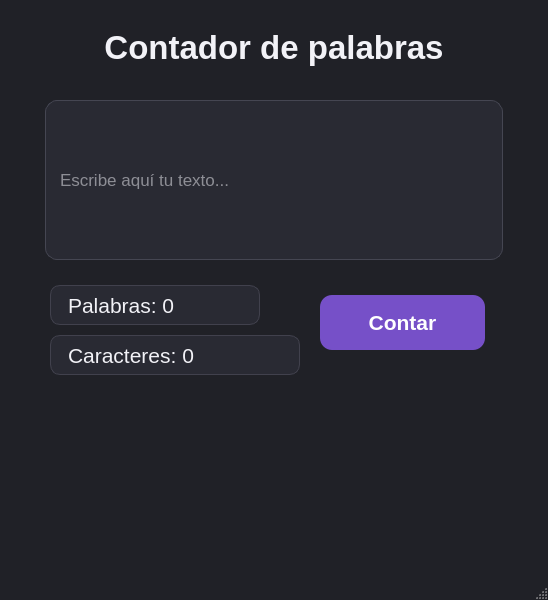
Old version of the form contadorPalabras.ui in the repository 253111996-ai/ContadorPalabrasROMR.
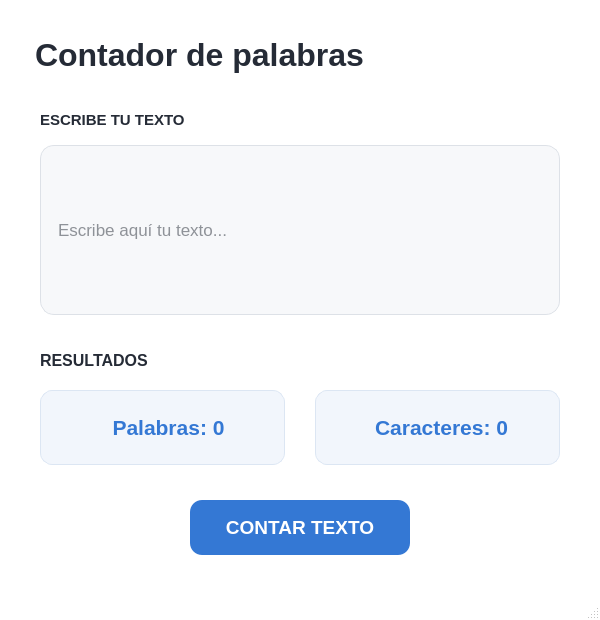
New version of the form.

Commit message: se añadieron las funcionalidades de contabilizacion

Diff of the .ui file:
```diff
--- a/contadorPalabras.ui
+++ b/contadorPalabras.ui
@@ -6,37 +6,64 @@
    <rect>
     <x>0</x>
     <y>0</y>
-    <width>548</width>
-    <height>600</height>
+    <width>600</width>
+    <height>620</height>
    </rect>
   </property>
   <property name="windowTitle">
    <string>Contador de palabras</string>
   </property>
   <property name="styleSheet">
-   <string notr="true">QMainWindow { background-color: #202127; }
-QWidget#centralwidget { background-color: #202127; }
-QLabel { color: #F2F2F7; background: transparent; }
-QLineEdit { background-color: #292A33; border: 1px solid #454652; border-radius: 12px; padding: 12px; color: #F2F2F7; selection-background-color: #8056D8; }
-QLineEdit:focus { border: 2px solid #8056D8; }
-QPushButton { background-color: #7650C8; color: #FFFFFF; border: 0px; border-radius: 12px; padding: 10px 18px; font-weight: bold; }
-QPushButton:hover { background-color: #865FE0; }
-QPushButton:pressed { background-color: #6240AA; }</string>
+   <string notr="true">
+QMainWindow, QWidget#centralwidget {
+    background-color: #FFFFFF;
+}
+QLabel {
+    color: #252B36;
+    background: transparent;
+}
+QLineEdit {
+    background-color: #F7F8FA;
+    border: 1px solid #DDE1E7;
+    border-radius: 14px;
+    padding: 15px;
+    color: #252B36;
+    selection-background-color: #3478D4;
+}
+QLineEdit:focus {
+    border: 2px solid #3478D4;
+    background-color: #FFFFFF;
+}
+QPushButton {
+    background-color: #3478D4;
+    color: white;
+    border: none;
+    border-radius: 12px;
+    padding: 12px;
+    font-weight: bold;
+}
+QPushButton:hover {
+    background-color: #2865B8;
+}
+QPushButton:pressed {
+    background-color: #1F5299;
+}
+   </string>
   </property>
   <widget class="QWidget" name="centralwidget">
    <widget class="QLabel" name="label">
     <property name="geometry">
      <rect>
-      <x>20</x>
-      <y>20</y>
-      <width>508</width>
-      <height>55</height>
+      <x>35</x>
+      <y>30</y>
+      <width>530</width>
+      <height>50</height>
      </rect>
     </property>
     <property name="font">
      <font>
       <family>Segoe UI</family>
-      <pointsize>25</pointsize>
+      <pointsize>24</pointsize>
       <weight>75</weight>
       <bold>true</bold>
      </font>
@@ -45,16 +72,38 @@
      <string>Contador de palabras</string>
     </property>
     <property name="alignment">
-     <set>Qt::AlignCenter</set>
+     <set>Qt::AlignLeft|Qt::AlignVCenter</set>
     </property>
    </widget>
+
+   <widget class="QLabel" name="labelTexto">
+    <property name="geometry">
+     <rect>
+      <x>40</x>
+      <y>105</y>
+      <width>500</width>
+      <height>30</height>
+     </rect>
+    </property>
+    <property name="font">
+     <font>
+      <family>Segoe UI</family>
+      <pointsize>11</pointsize>
+      <bold>true</bold>
+     </font>
+    </property>
+    <property name="text">
+     <string>ESCRIBE TU TEXTO</string>
+    </property>
+   </widget>
+
    <widget class="QLineEdit" name="edtCaracteres">
     <property name="geometry">
      <rect>
-      <x>45</x>
-      <y>100</y>
-      <width>458</width>
-      <height>160</height>
+      <x>40</x>
+      <y>145</y>
+      <width>520</width>
+      <height>170</height>
      </rect>
     </property>
     <property name="font">
@@ -67,79 +116,117 @@
      <string>Escribe aquí tu texto...</string>
     </property>
    </widget>
+
+   <widget class="QLabel" name="labelResultados">
+    <property name="geometry">
+     <rect>
+      <x>40</x>
+      <y>345</y>
+      <width>520</width>
+      <height>30</height>
+     </rect>
+    </property>
+    <property name="font">
+     <font>
+      <family>Segoe UI</family>
+      <pointsize>12</pointsize>
+      <bold>true</bold>
+     </font>
+    </property>
+    <property name="text">
+     <string>RESULTADOS</string>
+    </property>
+   </widget>
+
    <widget class="QLabel" name="tvPalabras">
     <property name="geometry">
      <rect>
-      <x>50</x>
-      <y>285</y>
-      <width>210</width>
-      <height>40</height>
+      <x>40</x>
+      <y>390</y>
+      <width>245</width>
+      <height>75</height>
      </rect>
     </property>
     <property name="font">
      <font>
       <family>Segoe UI</family>
       <pointsize>16</pointsize>
-      <weight>60</weight>
+      <weight>75</weight>
       <bold>true</bold>
      </font>
     </property>
     <property name="styleSheet">
-     <string notr="true">QLabel { background-color: #292A33; border: 1px solid #41414D; border-radius: 10px; padding-left: 12px; color: #F2F2F7; }</string>
+     <string notr="true">
+QLabel {
+    background-color: #F2F6FC;
+    border: 1px solid #DCE6F3;
+    border-radius: 12px;
+    padding-left: 12px;
+    color: #3478D4;
+}
+     </string>
     </property>
     <property name="text">
      <string>Palabras: 0</string>
     </property>
     <property name="alignment">
-     <set>Qt::AlignLeading|Qt::AlignLeft|Qt::AlignVCenter</set>
+     <set>Qt::AlignCenter</set>
     </property>
    </widget>
    <widget class="QLabel" name="tvCaracteres">
     <property name="geometry">
      <rect>
-      <x>50</x>
-      <y>335</y>
-      <width>250</width>
-      <height>40</height>
+      <x>315</x>
+      <y>390</y>
+      <width>245</width>
+      <height>75</height>
      </rect>
     </property>
     <property name="font">
      <font>
       <family>Segoe UI</family>
       <pointsize>16</pointsize>
-      <weight>60</weight>
+      <weight>75</weight>
       <bold>true</bold>
      </font>
     </property>
     <property name="styleSheet">
-     <string notr="true">QLabel { background-color: #292A33; border: 1px solid #41414D; border-radius: 10px; padding-left: 12px; color: #F2F2F7; }</string>
+     <string notr="true">
+QLabel {
+    background-color: #F2F6FC;
+    border: 1px solid #DCE6F3;
+    border-radius: 12px;
+    padding-left: 8px;
+    color: #3478D4;
+}
+     </string>
     </property>
     <property name="text">
      <string>Caracteres: 0</string>
     </property>
     <property name="alignment">
-     <set>Qt::AlignLeading|Qt::AlignLeft|Qt::AlignVCenter</set>
+     <set>Qt::AlignCenter</set>
     </property>
    </widget>
    <widget class="QPushButton" name="btnContar">
     <property name="geometry">
      <rect>
-      <x>320</x>
-      <y>295</y>
-      <width>165</width>
+      <x>190</x>
+      <y>500</y>
+      <width>220</width>
       <height>55</height>
      </rect>
     </property>
     <property name="font">
      <font>
       <family>Segoe UI</family>
-      <pointsize>16</pointsize>
+      <pointsize>14</pointsize>
       <weight>75</weight>
       <bold>true</bold>
      </font>
     </property>
     <property name="text">
-     <string>Contar</string>
+     <string>CONTAR TEXTO</string>
     </property>
    </widget>
   </widget>
```
Left out of the diff: 6 changed lines with no effect on the pictures. The commit also changes 1 other file.
